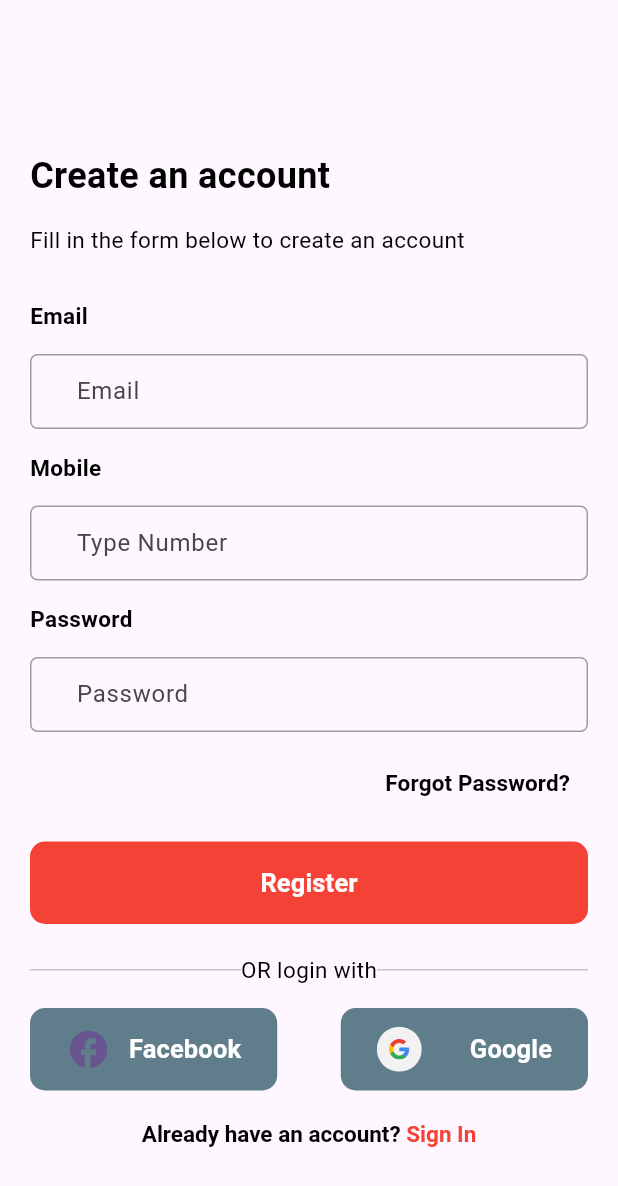
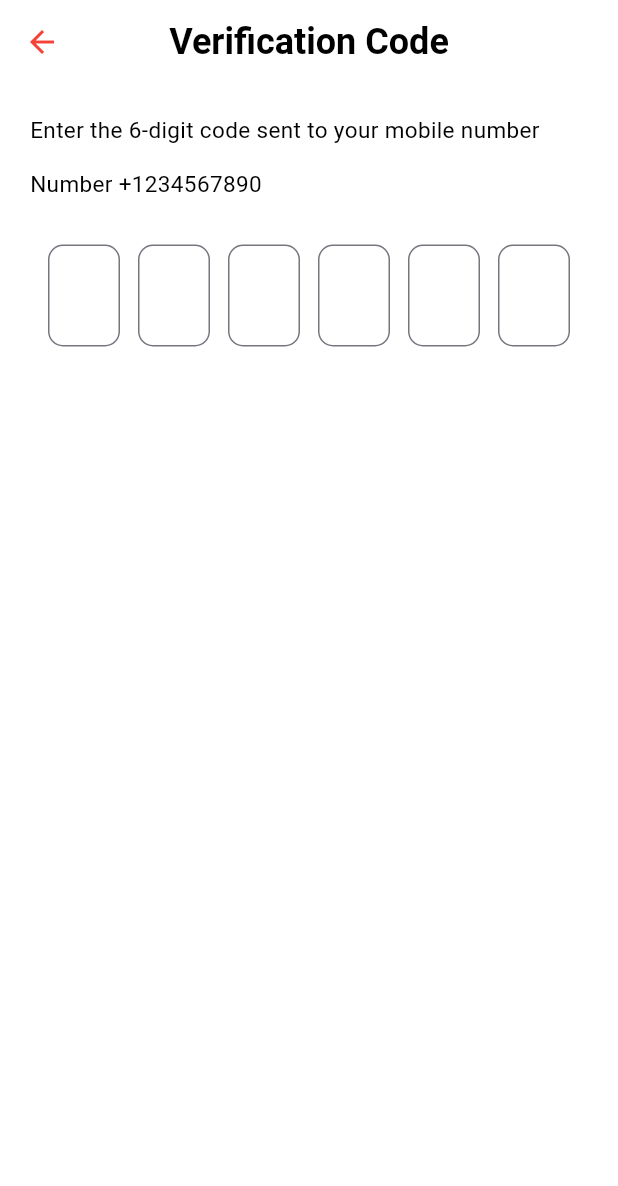
Before and after one commit to ShahidC0de/Blood-Donating-App, a Flutter app: the RegistrationScreen screen opened directly, after a tap on "Register", on a phone screen of 412 x 824 dp. Shown: the top 1186 px of the screen. Run offline on Flutter 3.47's test engine with Material 3 defaults, Android fonts, the phone set to English and light mode, and no system bars; our stand-ins replace flutter_svg.

Commit message:
working on code verification page

```diff
--- /dev/null
+++ b/lib/core/theme/app_pallete.dart
@@ -0,0 +1,18 @@
+import 'package:flutter/material.dart';
+
+class AppPallete {
+  static const Color backgroundColor = Colors.white;
+  static const Color buttonColor = Colors.red;
+  static const Color textColor = Colors.black;
+  static const Color borderColor = Colors.grey;
+  static const Color fieldTextColor = Colors.grey;
+  static const TextStyle headingText = TextStyle(
+    color: textColor,
+    fontSize: 24,
+    fontWeight: FontWeight.bold,
+  );
+  static const TextStyle subHeadingText = TextStyle(
+    color: Colors.black,
+    fontSize: 15,
+  );
+}
--- a/lib/core/theme/app_theme.dart
+++ b/lib/core/theme/app_theme.dart
@@ -1,19 +1,13 @@
+import 'package:blood_dontating_app/core/theme/app_pallete.dart';
 import 'package:flutter/material.dart';
 
-class AppPallete {
-  static const Color backgroundColor = Colors.white;
-  static const Color buttonColor = Colors.red;
-  static const Color textColor = Colors.black;
-  static const Color borderColor = Colors.grey;
-  static const Color fieldTextColor = Colors.grey;
-  static const TextStyle headingText = TextStyle(
-    color: textColor,
-    fontSize: 24,
-    fontWeight: FontWeight.bold,
-  );
-  static const TextStyle subHeadingText = TextStyle(
-    color: Colors.black,
-    fontSize: 15,
-    fontWeight: FontWeight.bold,
+class AppTheme {
+  static final lightThemeMode = ThemeData.light().copyWith(
+    scaffoldBackgroundColor: AppPallete.backgroundColor,
+    appBarTheme: AppBarTheme(
+      backgroundColor: AppPallete.backgroundColor,
+      elevation: 0,
+      iconTheme: IconThemeData(color: AppPallete.buttonColor),
+    ),
   );
 }
--- a/lib/features/login/presentation/screens/login_screen.dart
+++ b/lib/features/login/presentation/screens/login_screen.dart
@@ -1,4 +1,5 @@
 import 'package:blood_dontating_app/features/login/presentation/screens/registration_screen.dart';
+import 'package:blood_dontating_app/features/login/presentation/widgets/customfield.dart';
 import 'package:blood_dontating_app/features/login/presentation/widgets/login_button.dart';
 import 'package:blood_dontating_app/features/login/presentation/widgets/login_icon_button.dart';
 import 'package:flutter/gestures.dart';
@@ -47,19 +48,7 @@ class LoginScreen extends StatelessWidget {
               ),
             ),
             const SizedBox(height: 15),
-            Container(
-              padding: const EdgeInsets.only(left: 30, right: 10),
-              decoration: BoxDecoration(
-                border: Border.all(color: Colors.grey, width: 1),
-                borderRadius: BorderRadius.circular(5),
-              ),
-              child: TextField(
-                decoration: InputDecoration(
-                  border: InputBorder.none,
-                  hintText: 'Type Number',
-                ),
-              ),
-            ),
+            Customfield(hintText: 'Mobile Number'),
             const SizedBox(height: 15),
 
             Text(
@@ -71,19 +60,8 @@ class LoginScreen extends StatelessWidget {
               ),
             ),
             const SizedBox(height: 15),
-            Container(
-              padding: const EdgeInsets.only(left: 30, right: 10),
-              decoration: BoxDecoration(
-                border: Border.all(color: Colors.grey, width: 1),
-                borderRadius: BorderRadius.circular(5),
-              ),
-              child: TextField(
-                decoration: InputDecoration(
-                  border: InputBorder.none,
-                  hintText: 'Password',
-                ),
-              ),
-            ),
+            Customfield(hintText: 'Password'),
+
             const SizedBox(height: 10),
 
             Align(
@@ -152,7 +130,7 @@ class LoginScreen extends StatelessWidget {
                         ..onTap = () {
                           Navigator.of(
                             context,
-                          ).push(RegistrationScreen.route());
+                          ).pushReplacement(RegistrationScreen.route());
                         },
                     ),
                   ],
--- a/lib/features/login/presentation/screens/registration_screen.dart
+++ b/lib/features/login/presentation/screens/registration_screen.dart
@@ -1,4 +1,6 @@
 import 'package:blood_dontating_app/features/login/presentation/screens/login_screen.dart';
+import 'package:blood_dontating_app/features/login/presentation/screens/verification_page.dart';
+import 'package:blood_dontating_app/features/login/presentation/widgets/customfield.dart';
 import 'package:blood_dontating_app/features/login/presentation/widgets/login_button.dart';
 import 'package:blood_dontating_app/features/login/presentation/widgets/login_icon_button.dart';
 import 'package:flutter/gestures.dart';
@@ -52,19 +54,7 @@ class _RegistrationScreenState extends State<RegistrationScreen> {
               ),
             ),
             const SizedBox(height: 15),
-            Container(
-              padding: const EdgeInsets.only(left: 30, right: 10),
-              decoration: BoxDecoration(
-                border: Border.all(color: Colors.grey, width: 1),
-                borderRadius: BorderRadius.circular(5),
-              ),
-              child: TextField(
-                decoration: InputDecoration(
-                  border: InputBorder.none,
-                  hintText: 'Email',
-                ),
-              ),
-            ),
+            Customfield(hintText: 'Email Address'),
             const SizedBox(height: 15),
             Text(
               'Mobile',
@@ -75,19 +65,7 @@ class _RegistrationScreenState extends State<RegistrationScreen> {
               ),
             ),
             const SizedBox(height: 15),
-            Container(
-              padding: const EdgeInsets.only(left: 30, right: 10),
-              decoration: BoxDecoration(
-                border: Border.all(color: Colors.grey, width: 1),
-                borderRadius: BorderRadius.circular(5),
-              ),
-              child: TextField(
-                decoration: InputDecoration(
-                  border: InputBorder.none,
-                  hintText: 'Type Number',
-                ),
-              ),
-            ),
+            Customfield(hintText: 'Mobile Number'),
             const SizedBox(height: 15),
 
             Text(
@@ -99,19 +77,7 @@ class _RegistrationScreenState extends State<RegistrationScreen> {
               ),
             ),
             const SizedBox(height: 15),
-            Container(
-              padding: const EdgeInsets.only(left: 30, right: 10),
-              decoration: BoxDecoration(
-                border: Border.all(color: Colors.grey, width: 1),
-                borderRadius: BorderRadius.circular(5),
-              ),
-              child: TextField(
-                decoration: InputDecoration(
-                  border: InputBorder.none,
-                  hintText: 'Password',
-                ),
-              ),
-            ),
+            Customfield(hintText: 'Password'),
             const SizedBox(height: 10),
 
             Align(
@@ -130,7 +96,14 @@ class _RegistrationScreenState extends State<RegistrationScreen> {
             ),
             const SizedBox(height: 15),
 
-            AuthButton(onpressed: () {}, title: 'Register'),
+            AuthButton(
+              onpressed: () {
+                Navigator.of(
+                  context,
+                ).push(VerificationPage.route('+1234567890'));
+              },
+              title: 'Register',
+            ),
             const SizedBox(height: 20),
 
             Row(
@@ -178,7 +151,9 @@ class _RegistrationScreenState extends State<RegistrationScreen> {
                       style: TextStyle(color: Colors.red),
                       recognizer: TapGestureRecognizer()
                         ..onTap = () {
-                          Navigator.of(context).push(LoginScreen.route());
+                          Navigator.of(
+                            context,
+                          ).pushReplacement(LoginScreen.route());
                         },
                     ),
                   ],
--- a/lib/features/login/presentation/screens/splash_screen.dart
+++ b/lib/features/login/presentation/screens/splash_screen.dart
@@ -1,3 +1,4 @@
+import 'package:blood_dontating_app/core/theme/app_pallete.dart';
 import 'package:blood_dontating_app/features/login/presentation/screens/login_informative_screen.dart';
 import 'package:flutter/material.dart';
 
@@ -22,7 +23,9 @@ class _SplashScreenState extends State<SplashScreen> {
   @override
   Widget build(BuildContext context) {
     return Scaffold(
-      body: Center(child: Icon(Icons.bloodtype, color: Colors.red, size: 300)),
+      body: Center(
+        child: Icon(Icons.bloodtype, color: AppPallete.buttonColor, size: 300),
+      ),
     );
   }
 }
--- /dev/null
+++ b/lib/features/login/presentation/screens/verification_page.dart
@@ -0,0 +1,62 @@
+import 'package:blood_dontating_app/core/theme/app_pallete.dart';
+import 'package:blood_dontating_app/features/login/presentation/widgets/otp_box.dart';
+import 'package:flutter/material.dart';
+
+class VerificationPage extends StatefulWidget {
+  final String mobileNumber;
+  static Route route(String mobileNumber) => MaterialPageRoute(
+    builder: (context) => VerificationPage(mobileNumber: mobileNumber),
+  );
+  const VerificationPage({super.key, required this.mobileNumber});
+
+  @override
+  State<VerificationPage> createState() => _VerificationPageState();
+}
+
+class _VerificationPageState extends State<VerificationPage> {
+  final List<TextEditingController> otpControllers = List.generate(
+    6,
+    (index) => TextEditingController(),
+  );
+  final List<FocusNode> focusNodes = List.generate(6, (index) => FocusNode());
+  @override
+  Widget build(BuildContext context) {
+    return Scaffold(
+      appBar: AppBar(
+        centerTitle: true,
+        title: Text('Verification Code', style: AppPallete.headingText),
+      ),
+      body: Padding(
+        padding: const EdgeInsets.all(20.0),
+        child: Column(
+          crossAxisAlignment: CrossAxisAlignment.start,
+          children: [
+            Text(
+              'Enter the 6-digit code sent to your mobile number',
+              style: AppPallete.subHeadingText,
+            ),
+            SizedBox(height: 15),
+            Text(
+              'Number ${widget.mobileNumber}',
+              style: AppPallete.subHeadingText,
+            ),
+
+            SizedBox(height: 30),
+            Row(
+              mainAxisAlignment: MainAxisAlignment.spaceEvenly,
+              children: List.generate(6, (index) {
+                return OtpBox(
+                  index: index,
+                  controller: otpControllers[index],
+                  focusNode: focusNodes[index],
+                  nextFocusNode: index < 5 ? focusNodes[index + 1] : null,
+                  prevFocusNode: index > 0 ? focusNodes[index - 1] : null,
+                );
+              }),
+            ),
+          ],
+        ),
+      ),
+    );
+  }
+}
--- a/lib/features/login/presentation/widgets/customfield.dart
+++ b/lib/features/login/presentation/widgets/customfield.dart
@@ -1,20 +1,22 @@
+import 'package:blood_dontating_app/core/theme/app_pallete.dart';
 import 'package:flutter/material.dart';
 
 class Customfield extends StatelessWidget {
-  const Customfield({super.key});
+  final String hintText;
+  const Customfield({super.key, required this.hintText});
 
   @override
   Widget build(BuildContext context) {
     return Container(
       padding: const EdgeInsets.only(left: 30, right: 10),
       decoration: BoxDecoration(
-        border: Border.all(color: Colors.grey, width: 1),
+        border: Border.all(color: AppPallete.borderColor, width: 1),
         borderRadius: BorderRadius.circular(5),
       ),
       child: TextField(
         decoration: InputDecoration(
           border: InputBorder.none,
-          hintText: 'Password',
+          hintText: hintText,
         ),
       ),
     );
--- a/lib/features/login/presentation/widgets/login_button.dart
+++ b/lib/features/login/presentation/widgets/login_button.dart
@@ -1,3 +1,4 @@
+import 'package:blood_dontating_app/core/theme/app_pallete.dart';
 import 'package:flutter/material.dart';
 
 class AuthButton extends StatelessWidget {
@@ -10,7 +11,7 @@ class AuthButton extends StatelessWidget {
     return Container(
       decoration: BoxDecoration(
         borderRadius: BorderRadius.circular(10),
-        color: Colors.red,
+        color: AppPallete.buttonColor,
       ),
       child: ElevatedButton(
         onPressed: onpressed,
@@ -21,8 +22,8 @@ class AuthButton extends StatelessWidget {
         ),
         child: Text(
           title,
-          style: const TextStyle(
-            color: Colors.white,
+          style: TextStyle(
+            color: AppPallete.backgroundColor,
             fontSize: 17,
             fontWeight: FontWeight.w600,
           ),
--- a/lib/features/login/presentation/widgets/login_icon_button.dart
+++ b/lib/features/login/presentation/widgets/login_icon_button.dart
@@ -1,3 +1,4 @@
+import 'package:blood_dontating_app/core/theme/app_pallete.dart';
 import 'package:flutter/material.dart';
 import 'package:flutter_svg/svg.dart';
 
@@ -37,8 +38,8 @@ class LoginWithIconButton extends StatelessWidget {
                 : Icon(iconData, size: 30),
             Text(
               title,
-              style: const TextStyle(
-                color: Colors.white,
+              style: TextStyle(
+                color: AppPallete.backgroundColor,
                 fontSize: 17,
                 fontWeight: FontWeight.w600,
               ),
--- /dev/null
+++ b/lib/features/login/presentation/widgets/otp_box.dart
@@ -0,0 +1,49 @@
+import 'package:blood_dontating_app/core/theme/app_pallete.dart';
+import 'package:flutter/material.dart';
+
+class OtpBox extends StatelessWidget {
+  final int index;
+  final TextEditingController controller;
+  final FocusNode focusNode;
+  final FocusNode? nextFocusNode;
+  final FocusNode? prevFocusNode;
+
+  const OtpBox({
+    super.key,
+    required this.index,
+    required this.controller,
+    required this.focusNode,
+    this.nextFocusNode,
+    this.prevFocusNode,
+  });
+
+  @override
+  Widget build(BuildContext context) {
+    return SizedBox(
+      width: 48,
+      child: TextField(
+        style: AppPallete.headingText,
+        controller: controller,
+        focusNode: focusNode,
+        keyboardType: TextInputType.number,
+        textAlign: TextAlign.center,
+        maxLength: 1,
+        decoration: InputDecoration(
+          focusedBorder: OutlineInputBorder(
+            borderRadius: BorderRadius.circular(10),
+            borderSide: BorderSide(color: AppPallete.buttonColor, width: 2),
+          ),
+          counterText: "",
+          border: OutlineInputBorder(borderRadius: BorderRadius.circular(10)),
+        ),
+        onChanged: (value) {
+          if (value.isNotEmpty) {
+            nextFocusNode?.requestFocus();
+          } else {
+            prevFocusNode?.requestFocus();
+          }
+        },
+      ),
+    );
+  }
+}
--- a/lib/main.dart
+++ b/lib/main.dart
@@ -1,3 +1,4 @@
+import 'package:blood_dontating_app/core/theme/app_theme.dart';
 import 'package:blood_dontating_app/features/login/presentation/screens/splash_screen.dart';
 import 'package:flutter/material.dart';
 
@@ -12,9 +13,7 @@ class MyApp extends StatelessWidget {
   Widget build(BuildContext context) {
     return MaterialApp(
       title: 'Flutter Demo',
-      theme: ThemeData(
-        colorScheme: ColorScheme.fromSeed(seedColor: Colors.deepPurple),
-      ),
+      theme: AppTheme.lightThemeMode,
       home: const SplashScreen(),
     );
   }
```
